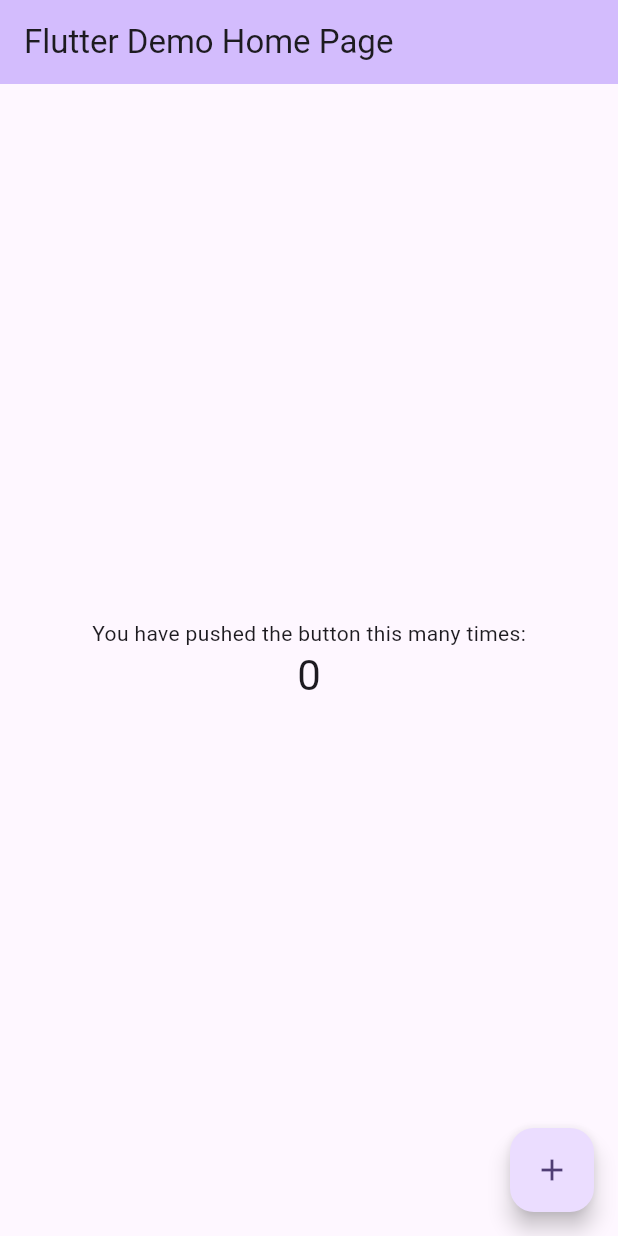
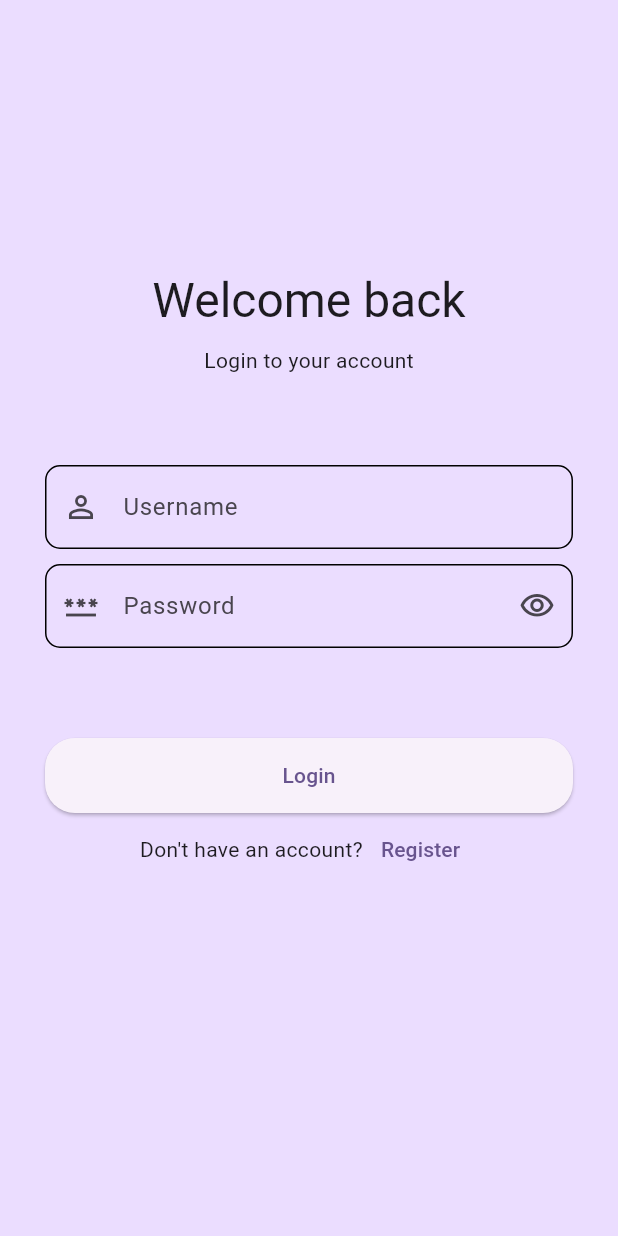
Before and after one commit to dionisiusnp/flutter-bootcamp, a Flutter app: the screen it shows after launch, on a phone screen of 412 x 824 dp. Run offline on Flutter 3.47's test engine with Material 3 defaults, Android fonts, the phone set to English and light mode, and no system bars.

Commit message:
feat: implementasi auth UI

```diff
--- a/lib/auth/login.dart
+++ b/lib/auth/login.dart
@@ -0,0 +1,148 @@
+import 'package:flutter/material.dart';
+import 'register.dart';
+
+class Login extends StatefulWidget {
+  const Login({
+    Key? key,
+  }) : super(key: key);
+
+  @override
+  State<Login> createState() => _LoginState();
+}
+
+class _LoginState extends State<Login> {
+  final GlobalKey<FormState> _formKey = GlobalKey();
+
+  final FocusNode _focusNodePassword = FocusNode();
+  final TextEditingController _controllerUsername = TextEditingController();
+  final TextEditingController _controllerPassword = TextEditingController();
+
+  bool _obscurePassword = true;
+
+  @override
+  Widget build(BuildContext context) {
+    return Scaffold(
+      backgroundColor: Theme.of(context).colorScheme.primaryContainer,
+      body: Form(
+        key: _formKey,
+        child: SingleChildScrollView(
+          padding: const EdgeInsets.all(30.0),
+          child: Column(
+            children: [
+              const SizedBox(height: 150),
+              Text(
+                "Welcome back",
+                style: Theme.of(context).textTheme.headlineLarge,
+              ),
+              const SizedBox(height: 10),
+              Text(
+                "Login to your account",
+                style: Theme.of(context).textTheme.bodyMedium,
+              ),
+              const SizedBox(height: 60),
+              TextFormField(
+                controller: _controllerUsername,
+                keyboardType: TextInputType.name,
+                decoration: InputDecoration(
+                  labelText: "Username",
+                  prefixIcon: const Icon(Icons.person_outline),
+                  border: OutlineInputBorder(
+                    borderRadius: BorderRadius.circular(10),
+                  ),
+                  enabledBorder: OutlineInputBorder(
+                    borderRadius: BorderRadius.circular(10),
+                  ),
+                ),
+                onEditingComplete: () => _focusNodePassword.requestFocus(),
+                validator: (String? value) {
+                  if (value == null || value.isEmpty) {
+                    return "Please enter username.";
+                  }
+
+                  return null;
+                },
+              ),
+              const SizedBox(height: 10),
+              TextFormField(
+                controller: _controllerPassword,
+                focusNode: _focusNodePassword,
+                obscureText: _obscurePassword,
+                keyboardType: TextInputType.visiblePassword,
+                decoration: InputDecoration(
+                  labelText: "Password",
+                  prefixIcon: const Icon(Icons.password_outlined),
+                  suffixIcon: IconButton(
+                      onPressed: () {
+                        setState(() {
+                          _obscurePassword = !_obscurePassword;
+                        });
+                      },
+                      icon: _obscurePassword
+                          ? const Icon(Icons.visibility_outlined)
+                          : const Icon(Icons.visibility_off_outlined)),
+                  border: OutlineInputBorder(
+                    borderRadius: BorderRadius.circular(10),
+                  ),
+                  enabledBorder: OutlineInputBorder(
+                    borderRadius: BorderRadius.circular(10),
+                  ),
+                ),
+                validator: (String? value) {
+                  if (value == null || value.isEmpty) {
+                    return "Please enter password.";
+                  }
+
+                  return null;
+                },
+              ),
+              const SizedBox(height: 60),
+              Column(
+                children: [
+                  ElevatedButton(
+                    style: ElevatedButton.styleFrom(
+                      minimumSize: const Size.fromHeight(50),
+                      shape: RoundedRectangleBorder(
+                        borderRadius: BorderRadius.circular(20),
+                      ),
+                    ),
+                    onPressed: () {
+                      if (_formKey.currentState?.validate() ?? false) {
+                        print('submitted');
+                      }
+                    },
+                    child: const Text("Login"),
+                  ),
+                  Row(
+                    mainAxisAlignment: MainAxisAlignment.center,
+                    children: [
+                      const Text("Don't have an account?"),
+                      TextButton(
+                        onPressed: () {
+                          _formKey.currentState?.reset();
+
+                          Navigator.push(context,
+                              MaterialPageRoute(builder: (context) {
+                            return Register();
+                          }));
+                        },
+                        child: const Text("Register"),
+                      ),
+                    ],
+                  ),
+                ],
+              ),
+            ],
+          ),
+        ),
+      ),
+    );
+  }
+
+  @override
+  void dispose() {
+    _focusNodePassword.dispose();
+    _controllerUsername.dispose();
+    _controllerPassword.dispose();
+    super.dispose();
+  }
+}
--- a/lib/main.dart
+++ b/lib/main.dart
@@ -1,4 +1,5 @@
 import 'package:flutter/material.dart';
+import 'auth/login.dart';
 
 void main() {
   runApp(const MyApp());
@@ -31,7 +32,7 @@
         colorScheme: ColorScheme.fromSeed(seedColor: Colors.deepPurple),
         useMaterial3: true,
       ),
-      home: const MyHomePage(title: 'Flutter Demo Home Page'),
+      home: Login(),
     );
   }
 }
```
Also changed, not shown: lib/auth/register.dart (+222 -0 lines).
